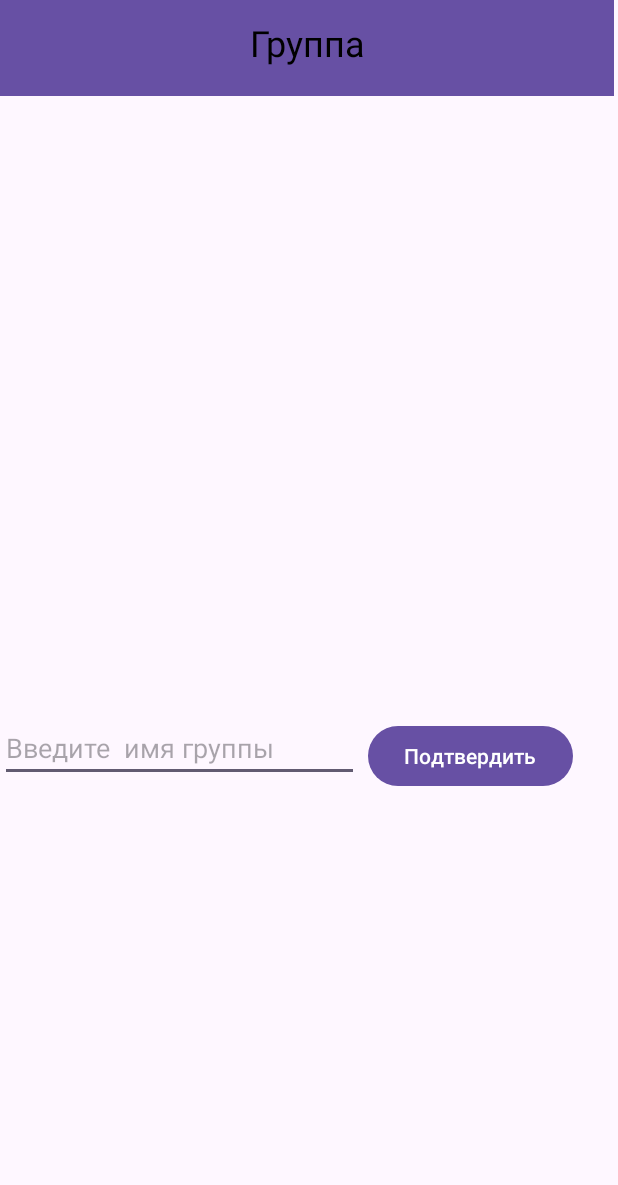
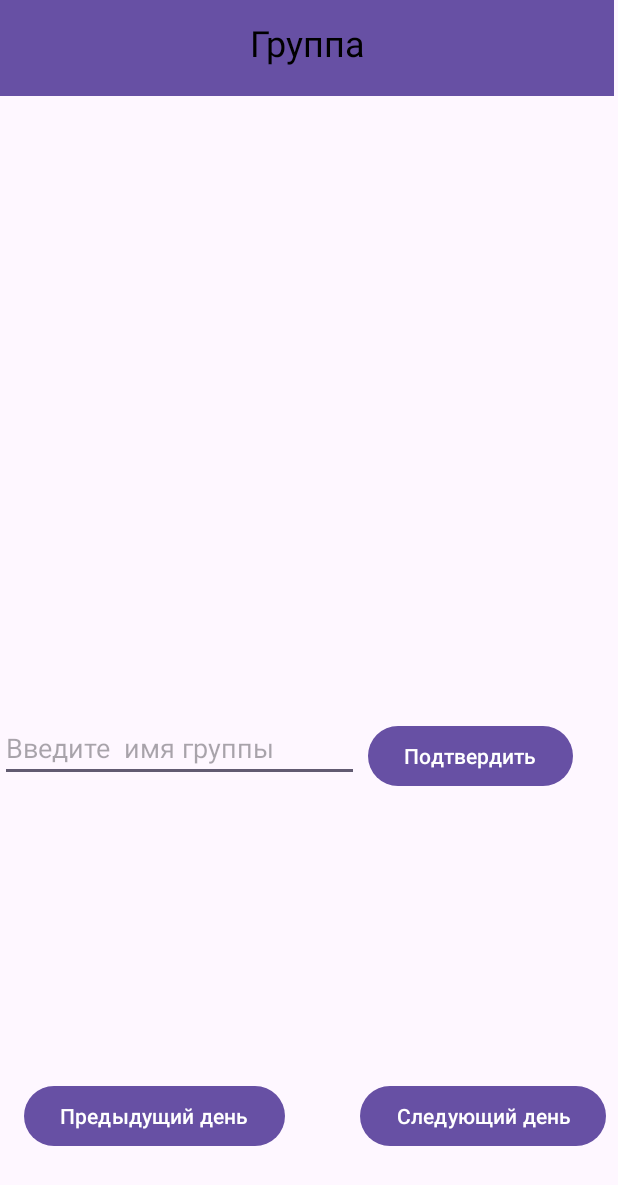
Before and after one commit to fafse/TimeTableVoenmeh, an Android app: the layout activity_main.xml on its own in the app's theme, with its tools: preview values and no code run, on a phone screen of 412 x 824 dp. Shown: the top 1185 px of the screen. Run offline under Robolectric (Android 15) with nearby library versions, the phone set to English and light mode, and no system bars; network calls fail.

Commit message:
Added next/prev button, fixed evenWeekBug

```diff
--- a/app/src/main/java/com/example/timetablevoenmeh/TimeTableHandler/TimeTable/DateFormatter.java
+++ b/app/src/main/java/com/example/timetablevoenmeh/TimeTableHandler/TimeTable/DateFormatter.java
@@ -10,8 +10,9 @@ import java.util.Locale;
 
 public class DateFormatter {
     private Calendar date;
-    public boolean isThisWeekEven(Calendar day) {
-        if (day.getWeekYear() % 2 == 1)
+    public boolean isThisWeekEven() {
+        Log.d("DATEFORMATTER", "isThisWeekEven: "+date.get(Calendar.WEEK_OF_MONTH)%2);
+        if (date.get(Calendar.WEEK_OF_YEAR)%2 == 1)
             return true;
         else
             return false;
--- a/app/src/main/java/com/example/timetablevoenmeh/TimeTableHandler/TimeTable/FileWorker.java
+++ b/app/src/main/java/com/example/timetablevoenmeh/TimeTableHandler/TimeTable/FileWorker.java
@@ -20,7 +20,10 @@ public class FileWorker {
     public FileWorker(String fileName)
     {
         this.fileName=fileName;
-        path =new File(Environment.getExternalStorageDirectory(),fileName);
+        path =new File(Environment.getExternalStorageDirectory(),"TimeTableVoenmeh");
+        if(!path.exists())
+            path.mkdir();
+        path=new File(path.getAbsolutePath(),fileName);
         if(!path.exists())
         try {
             path.createNewFile();
--- a/app/src/main/res/layout/activity_main.xml
+++ b/app/src/main/res/layout/activity_main.xml
@@ -72,5 +72,25 @@
         app:layout_constraintStart_toStartOf="@+id/toolbar"
         tools:layout_editor_absoluteY="7dp" />
 
+    <Button
+        android:id="@+id/buttonNext"
+        android:layout_width="wrap_content"
+        android:layout_height="wrap_content"
+        android:layout_marginEnd="8dp"
+        android:layout_marginBottom="56dp"
+        android:text="Следующий день"
+        app:layout_constraintBottom_toBottomOf="parent"
+        app:layout_constraintEnd_toEndOf="parent" />
+
+    <Button
+        android:id="@+id/buttonPrev"
+        android:layout_width="wrap_content"
+        android:layout_height="wrap_content"
+        android:layout_marginStart="16dp"
+        android:layout_marginBottom="56dp"
+        android:text="Предыдущий день"
+        app:layout_constraintBottom_toBottomOf="parent"
+        app:layout_constraintStart_toStartOf="parent" />
+
 
 </androidx.constraintlayout.widget.ConstraintLayout>
```
Also changed, not shown: app/src/main/java/com/example/timetablevoenmeh/TimeTableHandler/MainActivity.java (+33 -5 lines), app/src/main/java/com/example/timetablevoenmeh/TimeTableHandler/TimeTable/TimeTableHandler.java (+5 -3 lines).
